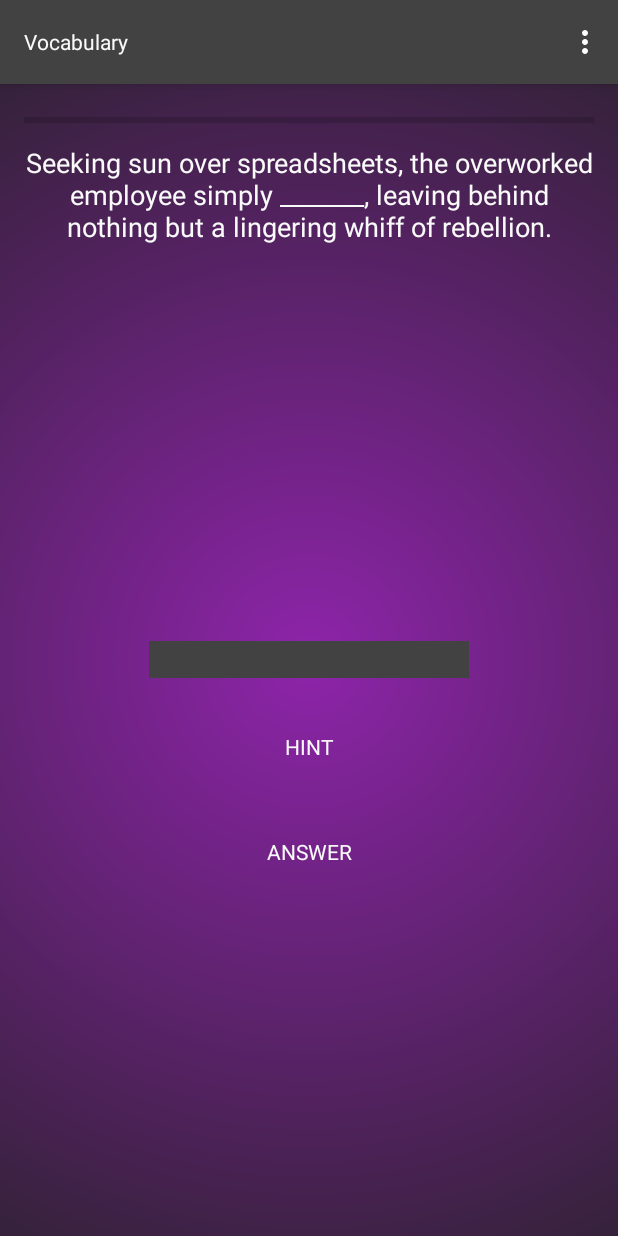
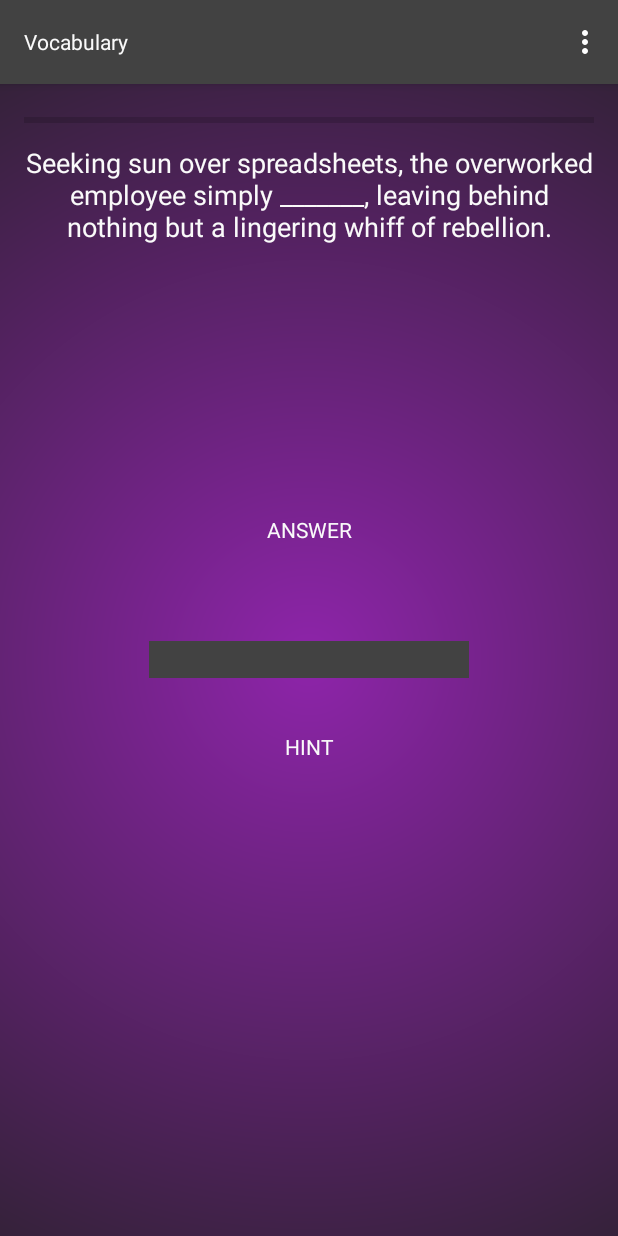
Before and after one commit to HatmanStack/android-vocabulary, an Android app: the screen it shows after launch (MainActivity), after a tap on "QUESTIONS", on a phone screen of 412 x 824 dp. Run offline under Robolectric (Android 15) with nearby library versions, the phone set to English and light mode, and no system bars; 2 other taps on this screen came first.

Commit message:
fillinblank answer/button

```diff
--- a/app/build.gradle
+++ b/app/build.gradle
@@ -9,8 +9,8 @@ android {
         applicationId "gemenielabs.vocabulary"
         minSdk 26
         targetSdk 33
-        versionCode 4
-        versionName "Stein"
+        versionCode 5
+        versionName "Lowry"
 
         testInstrumentationRunner "androidx.test.runner.AndroidJUnitRunner"
     }
@@ -21,10 +21,7 @@ android {
             proguardFiles getDefaultProguardFile('proguard-android-optimize.txt'), 'proguard-rules.pro'
         }
     }
-    compileOptions {
-        sourceCompatibility JavaVersion.VERSION_1_8
-        targetCompatibility JavaVersion.VERSION_1_8
-    }
+
     namespace 'builder.gemenielabs.vocabulary'
 }
 
--- a/app/src/main/java/gemenielabs/vocabulary/MainActivity.java
+++ b/app/src/main/java/gemenielabs/vocabulary/MainActivity.java
@@ -28,6 +28,7 @@ import android.util.Log;
 import android.view.Menu;
 import android.view.MenuItem;
 import android.view.View;
+import android.view.inputmethod.InputMethodManager;
 import android.widget.Button;
 import android.widget.EditText;
 import android.widget.GridLayout;
@@ -251,6 +252,9 @@ public class MainActivity extends AppCompatActivity {
         final String answer = vocabWordList[wordIndex];
         String userText = fillInTheBlankEditText.getText().toString().trim();
 
+        InputMethodManager imm = (InputMethodManager) getSystemService(this.INPUT_METHOD_SERVICE);
+        imm.hideSoftInputFromWindow(view.getWindowToken(), 0);
+
         if (!userText.isEmpty()) {
             String[] possibleAnswers = {
                     answer, answer + "d", answer + "ly", answer + "ed",
@@ -265,10 +269,18 @@ public class MainActivity extends AppCompatActivity {
 
             for (String possibleAnswer : possibleAnswers) {
                 int differenceCount = 0;
-                for (int i = 0; i < possibleAnswer.length(); i++) {
+                int minLength = Math.min(userText.length(), possibleAnswer.length());
+
+                int i = 0;
+                while (i < minLength) {
                     if (userText.charAt(i) != possibleAnswer.charAt(i)) {
                         differenceCount++;
                     }
+                    i++;
+                }
+
+                if (userText.length() < possibleAnswer.length()) {
+                    differenceCount += possibleAnswer.length() - userText.length();
                 }
                 if(differenceCount < 4){
                     isCorrect = true;
--- a/app/src/main/res/layout/activity_main.xml
+++ b/app/src/main/res/layout/activity_main.xml
@@ -1,5 +1,6 @@
 <?xml version="1.0" encoding="utf-8"?>
 <RelativeLayout xmlns:android="http://schemas.android.com/apk/res/android"
+    xmlns:tools="http://schemas.android.com/tools"
     android:layout_width="match_parent"
     android:layout_height="match_parent"
     android:background="@drawable/background">
@@ -88,32 +89,103 @@
         android:textColor="@color/colorText"
         android:textSize="36sp" />
 
-    <RelativeLayout
+    <LinearLayout
+        android:id="@+id/list_pick_view"
         android:layout_width="match_parent"
         android:layout_height="match_parent"
+        android:orientation="vertical"
+        tools:visibility="visible">
+
+        <Button
+            android:id="@+id/basic_button"
+            style="@style/ButtonList"
+            android:layout_width="match_parent"
+            android:layout_height="wrap_content"
+            android:layout_centerHorizontal="true"
+            android:layout_marginTop="100dp"
+            android:onClick="pickWordList"
+            android:tag="BASIC"
+            android:text="Basic" />
+
+        <Button
+            android:id="@+id/intermediate_button"
+            style="@style/ButtonList"
+            android:layout_width="match_parent"
+            android:layout_height="wrap_content"
+            android:layout_below="@+id/basic_button"
+            android:layout_alignParentStart="true"
+            android:layout_marginTop="16dp"
+            android:onClick="pickWordList"
+            android:tag="INTERMEDIATE"
+            android:text="Intermediate" />
+
+        <Button
+            android:id="@+id/advanced_button"
+            style="@style/ButtonList"
+            android:layout_width="match_parent"
+            android:layout_height="wrap_content"
+            android:layout_below="@+id/intermediate_button"
+            android:layout_centerHorizontal="true"
+            android:layout_marginTop="10dp"
+            android:onClick="pickWordList"
+            android:tag="ADVANCED"
+            android:text="Advanced" />
+
+        <Button
+            android:id="@+id/expert_button"
+            style="@style/ButtonList"
+            android:layout_width="match_parent"
+            android:layout_height="wrap_content"
+            android:layout_below="@+id/professional_button"
+            android:layout_alignParentStart="true"
+            android:layout_marginTop="10dp"
+            android:onClick="pickWordList"
+            android:tag="EXPERT"
+            android:text="Expert" />
+
+        <Button
+            android:id="@+id/professional_button"
+            style="@style/ButtonList"
+            android:layout_width="match_parent"
+            android:layout_height="wrap_content"
+            android:layout_below="@+id/advanced_button"
+            android:layout_centerHorizontal="true"
+            android:layout_marginTop="10dp"
+            android:onClick="pickWordList"
+            android:tag="PROFESSIONAL"
+            android:text="Professional" />
+
+    </LinearLayout>
+
+    <RelativeLayout
         android:id="@+id/fill_in_the_blank_view"
+        android:layout_width="match_parent"
+        android:layout_height="match_parent"
         android:visibility="gone">
 
         <EditText
             android:id="@+id/fill_in_the_blank_edit_text"
             android:layout_width="wrap_content"
             android:layout_height="wrap_content"
+            android:layout_centerHorizontal="true"
             android:layout_centerVertical="true"
-            android:layout_centerHorizontal="true"
+            android:background="@color/colorPrimary"
             android:ems="10"
             android:inputType="text"
             android:textAlignment="center"
-            android:textColor="@color/colorText"
-            android:background="@color/colorPrimary"/>
+            android:textColor="@color/colorText" />
 
         <Button
             android:id="@+id/fill_in_the_blank_button"
             style="@style/Button"
             android:layout_width="wrap_content"
             android:layout_height="wrap_content"
-            android:layout_below="@id/hint_button"
-            android:layout_centerHorizontal="true"
-            android:layout_marginBottom="0dp"
+            android:layout_above="@+id/fill_in_the_blank_edit_text"
+            android:layout_alignParentStart="true"
+            android:layout_alignParentEnd="true"
+            android:layout_marginStart="0dp"
+            android:layout_marginEnd="0dp"
+            android:layout_marginBottom="50dp"
             android:onClick="fillInTheBlankAnswer"
             android:text="Answer" />
 
@@ -124,10 +196,11 @@
             android:layout_height="wrap_content"
             android:layout_below="@id/fill_in_the_blank_edit_text"
             android:layout_centerHorizontal="true"
+            android:layout_marginTop="22dp"
             android:layout_marginBottom="22dp"
-            android:layout_marginTop="22dp"
             android:onClick="fillInTheBlankHint"
             android:text="Hint" />
+
     </RelativeLayout>
 
     <RelativeLayout
@@ -184,69 +257,4 @@
         android:text="Reset"
         android:visibility="gone" />
 
-    <LinearLayout
-        android:layout_width="match_parent"
-        android:layout_height="match_parent"
-        android:id="@+id/list_pick_view"
-        android:orientation="vertical">
-    <Button
-        android:id="@+id/basic_button"
-        android:layout_width="match_parent"
-        android:layout_height="wrap_content"
-        android:layout_centerHorizontal="true"
-        android:layout_marginTop="100dp"
-        android:onClick="pickWordList"
-        android:tag="BASIC"
-        android:text="Basic"
-        style="@style/ButtonList"/>
-
-    <Button
-        android:id="@+id/intermediate_button"
-        android:layout_width="match_parent"
-        android:layout_height="wrap_content"
-        android:layout_alignParentStart="true"
-        android:layout_below="@+id/basic_button"
-        android:layout_marginTop="16dp"
-        android:onClick="pickWordList"
-        android:tag="INTERMEDIATE"
-        android:text="Intermediate"
-        style="@style/ButtonList"/>
-
-    <Button
-        android:id="@+id/advanced_button"
-        android:layout_width="match_parent"
-        android:layout_height="wrap_content"
-        android:layout_below="@+id/intermediate_button"
-        android:layout_centerHorizontal="true"
-        android:layout_marginTop="10dp"
-        android:onClick="pickWordList"
-        android:tag="ADVANCED"
-        android:text="Advanced"
-        style="@style/ButtonList"/>
-
-    <Button
-        android:id="@+id/expert_button"
-        android:layout_width="match_parent"
-        android:layout_height="wrap_content"
-        android:layout_alignParentStart="true"
-        android:layout_below="@+id/professional_button"
-        android:layout_marginTop="10dp"
-        android:onClick="pickWordList"
-        android:tag="EXPERT"
-        android:text="Expert"
-        style="@style/ButtonList"/>
-
-    <Button
-        android:id="@+id/professional_button"
-        android:layout_width="match_parent"
-        android:layout_height="wrap_content"
-        android:layout_below="@+id/advanced_button"
-        android:layout_centerHorizontal="true"
-        android:layout_marginTop="10dp"
-        android:onClick="pickWordList"
-        android:tag="PROFESSIONAL"
-        android:text="Professional"
-        style="@style/ButtonList"/>
-    </LinearLayout>
-
 </RelativeLayout>
--- a/gradle.properties
+++ b/gradle.properties
@@ -19,5 +19,4 @@ android.useAndroidX=true
 # resources declared in the library itself and none from the library's dependencies,
 # thereby reducing the size of the R class for that library
 android.nonTransitiveRClass=true
-android.defaults.buildfeatures.buildconfig=true
 android.nonFinalResIds=false
```
Also changed, not shown: 1 other file.
